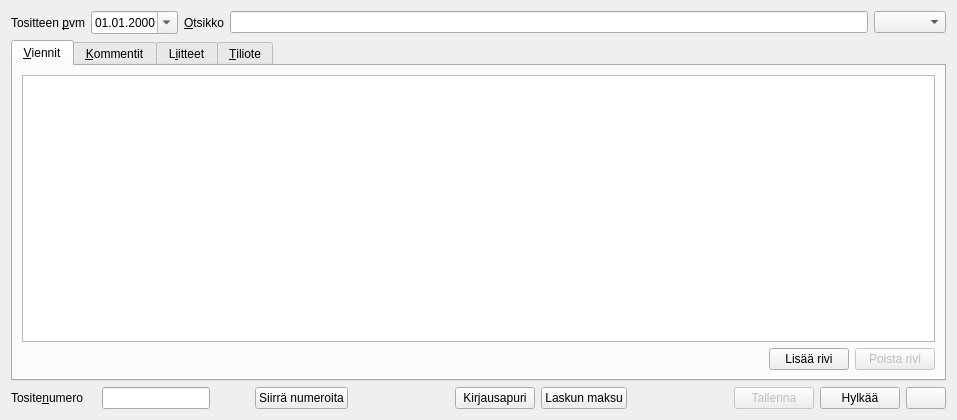
Before: the Qt Designer form kitupiikki/kirjaus/kirjaus.ui in artoh/kitupiikki, drawn with Qt 5.
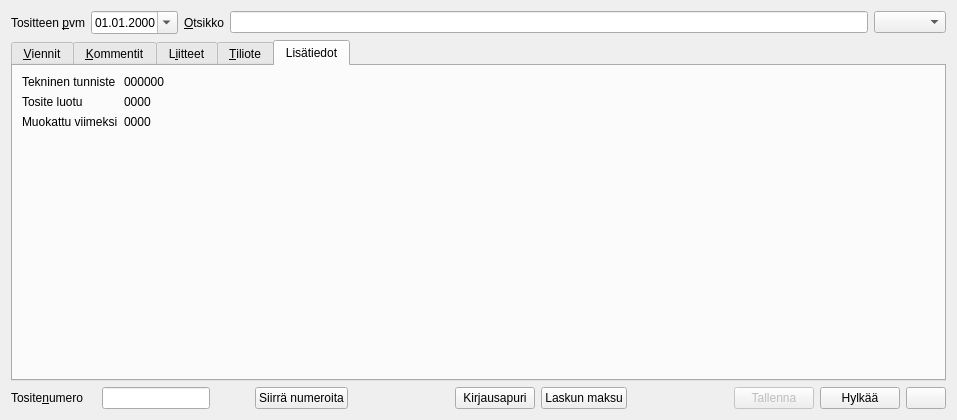
After: the same form once the commit is applied. The open tabs and pages were chosen to show the change. Icons and pictures are not drawn.

Commit message: Tosite tallentuu myös pdf-muodossa

The edit to the form file:
```diff
--- a/kitupiikki/kirjaus/kirjaus.ui
+++ b/kitupiikki/kirjaus/kirjaus.ui
@@ -297,6 +297,55 @@
        </item>
       </layout>
      </widget>
+     <widget class="QWidget" name="lisatab">
+      <attribute name="title">
+       <string>Lisätiedot</string>
+      </attribute>
+      <layout class="QFormLayout" name="formLayout_2">
+       <item row="0" column="0">
+        <widget class="QLabel" name="label_6">
+         <property name="text">
+          <string>Tekninen tunniste</string>
+         </property>
+        </widget>
+       </item>
+       <item row="0" column="1">
+        <widget class="QLabel" name="tunnisteLabel">
+         <property name="text">
+          <string>000000</string>
+         </property>
+        </widget>
+       </item>
+       <item row="1" column="0">
+        <widget class="QLabel" name="label_7">
+         <property name="text">
+          <string>Tosite luotu</string>
+         </property>
+        </widget>
+       </item>
+       <item row="1" column="1">
+        <widget class="QLabel" name="luotuLabel">
+         <property name="text">
+          <string>0000</string>
+         </property>
+        </widget>
+       </item>
+       <item row="2" column="0">
+        <widget class="QLabel" name="label_8">
+         <property name="text">
+          <string>Muokattu viimeksi</string>
+         </property>
+        </widget>
+       </item>
+       <item row="2" column="1">
+        <widget class="QLabel" name="muokattuLabel">
+         <property name="text">
+          <string>0000</string>
+         </property>
+        </widget>
+       </item>
+      </layout>
+     </widget>
     </widget>
    </item>
    <item>
```
The commit also changes 4 other files.
